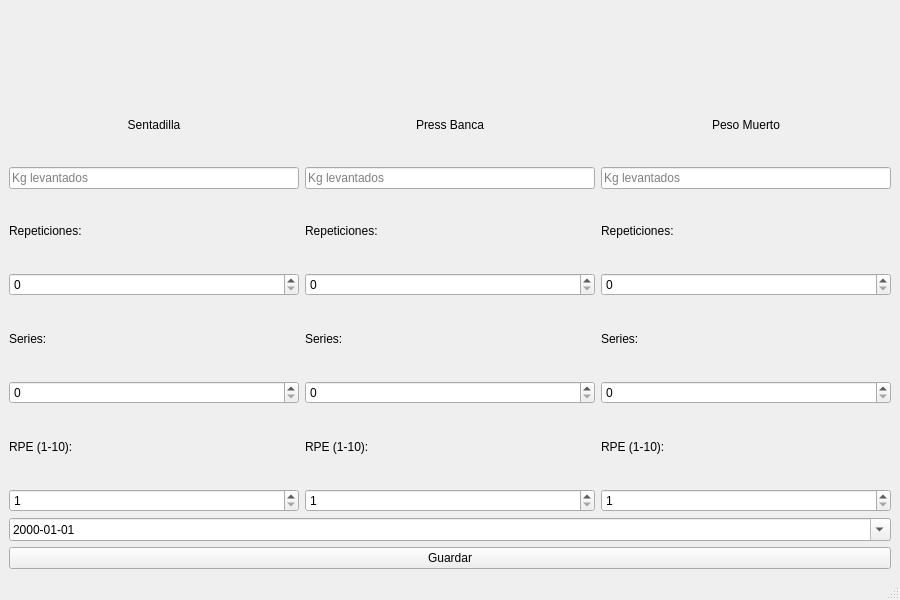
First picture: the form in src/Vista/Ui/VistaEntrenamiento.ui, repository danielreynaa/TrabajoPowerGym, before the edit.
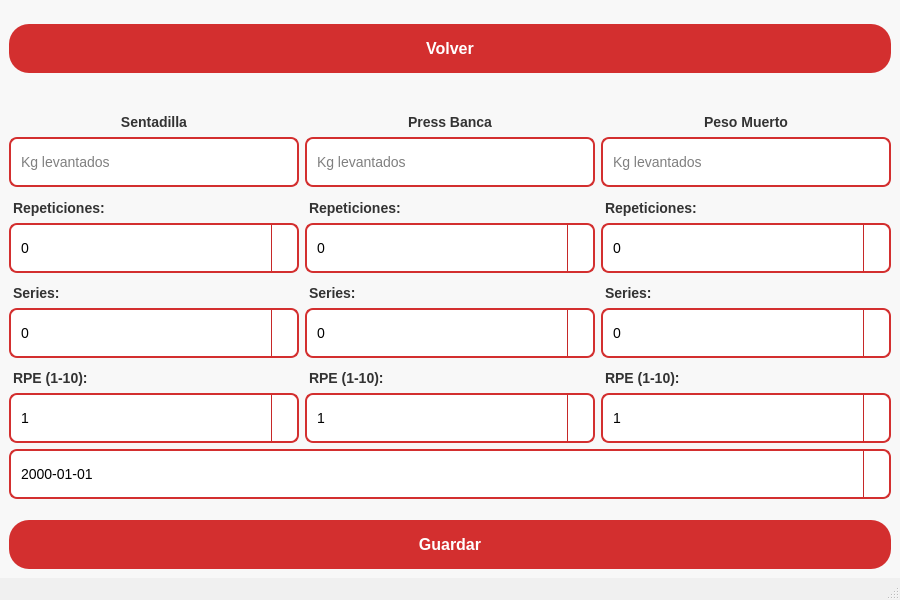
Second picture: the form after the edit. Icons and pictures are not drawn.

```diff
--- a/src/Vista/Ui/VistaEntrenamiento.ui
+++ b/src/Vista/Ui/VistaEntrenamiento.ui
@@ -11,10 +11,93 @@
    </rect>
   </property>
   <property name="windowTitle">
-   <string>Registro de Entrenamiento</string>
+   <string>POWERGYM - Registro de Entrenamiento</string>
+  </property>
+  <property name="styleSheet">
+   <string notr="true">
+    QMainWindow#VistaEntrenamiento {
+        background-color: #f0f0f0;
+    }
+    QWidget#centralwidget {
+        background-color: #f8f8f8;
+        padding: 20px;
+    }
+    
+    QLabel {
+        color: #333333;
+        font-size: 14px;
+        font-weight: 500;
+        padding-top: 5px;
+    }
+
+    QLabel[objectName^="label"][objectName*="Sentadilla"],
+    QLabel[objectName^="label"][objectName*="Banca"],
+    QLabel[objectName^="label"][objectName*="PesoMuerto"] {
+        color: #B71C1C;
+        font-size: 16px;
+        font-weight: bold;
+        padding-bottom: 5px;
+    }
+
+    QLineEdit, QSpinBox, QDoubleSpinBox, QDateEdit, QComboBox {
+        background-color: white;
+        border: 2px solid #D32F2F;
+        border-radius: 8px;
+        padding: 8px;
+        color: black;
+        font-size: 14px;
+        min-height: 30px;
+    }
+    QLineEdit:focus, QSpinBox:focus, QDoubleSpinBox:focus, QDateEdit:focus, QComboBox:focus {
+        border: 2px solid #C62828;
+    }
+
+    QDateEdit::drop-down {
+        border-left: 1px solid #C62828;
+        width: 25px;
+    }
+    QDateEdit::down-arrow {
+        image: url(:/icons/calendar.png);
+        width: 16px;
+        height: 16px;
+    }
+    QSpinBox::up-button, QSpinBox::down-button, 
+    QDoubleSpinBox::up-button, QDoubleSpinBox::down-button {
+        width: 25px;
+        border-left: 1px solid #C62828;
+    }
+    QSpinBox::up-arrow, QSpinBox::down-arrow, 
+    QDoubleSpinBox::up-arrow, QDoubleSpinBox::down-arrow {
+        image: url(:/icons/arrow_up.png);
+        width: 12px;
+        height: 12px;
+    }
+
+    QPushButton {
+        background-color: #D32F2F;
+        color: white;
+        border: none;
+        border-radius: 20px;
+        padding: 15px;
+        font-size: 16px;
+        font-weight: bold;
+        margin-top: 15px;
+    }
+    QPushButton:hover {
+        background-color: #C62828;
+    }
+   </string>
   </property>
   <widget class="QWidget" name="centralwidget">
    <layout class="QVBoxLayout" name="mainVerticalLayout">
+    <item>
+     <widget class="QPushButton" name="btn_volver">
+      <property name="text">
+       <string>Volver</string>
+      </property>
+     </widget>
+    </item>
+
     <item>
      <layout class="QHBoxLayout" name="horizontalLayout">
       
```
Left out of the diff: 15 changed lines with no effect on the pictures.
